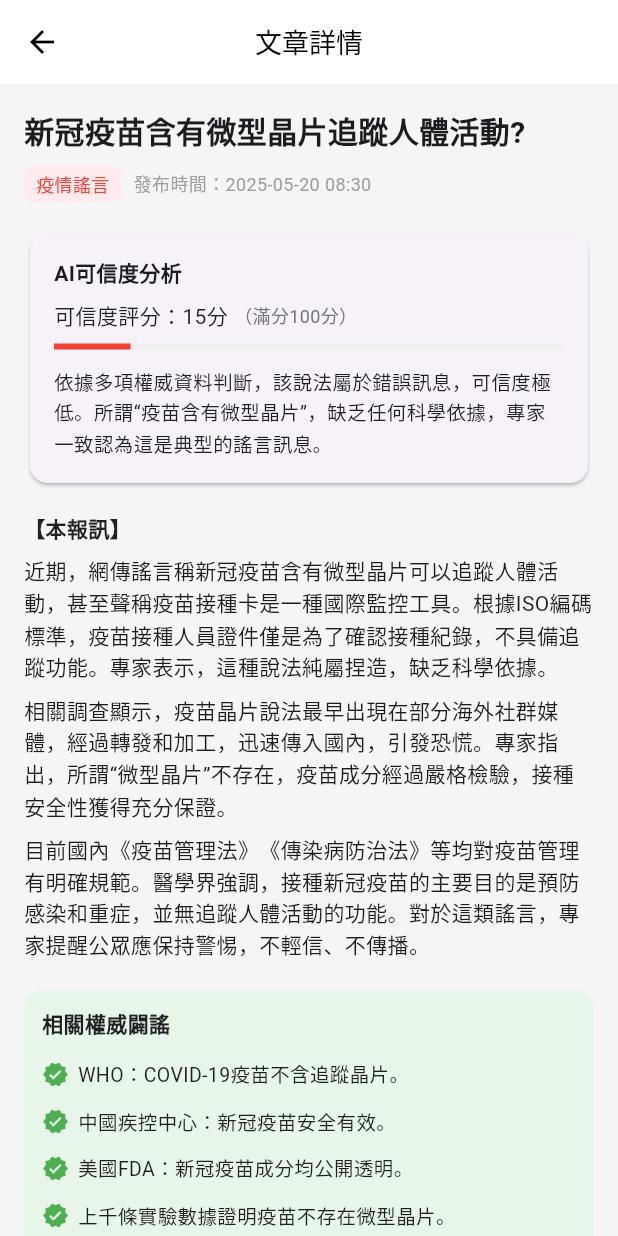
After one commit to chenshuanlin/truthliesdetector, a Flutter app: the screen it shows after launch, after a tap on "全球經濟議題", on a phone screen of 412 x 824 dp. The commit adds this screen. Run offline on Flutter 3.47's test engine with Material 3 defaults, Android fonts, the phone set to English and light mode, and no system bars.

Commit message:
articlepage

```diff
--- /dev/null
+++ b/lib/Article_page.dart
@@ -0,0 +1,194 @@
+import 'package:flutter/material.dart';
+
+class ArticleDetailPage extends StatelessWidget {
+  const ArticleDetailPage({super.key});
+
+  @override
+  Widget build(BuildContext context) {
+    return Scaffold(
+      backgroundColor: Colors.grey[100],
+      appBar: AppBar(
+        backgroundColor: Colors.white,
+        elevation: 0,
+        leading: IconButton(
+          icon: const Icon(Icons.arrow_back, color: Colors.black),
+          onPressed: () => Navigator.pop(context),
+        ),
+        title: const Text(
+          "文章詳情",
+          style: TextStyle(color: Colors.black, fontSize: 18),
+        ),
+        centerTitle: true,
+      ),
+      body: SingleChildScrollView(
+        padding: const EdgeInsets.all(16),
+        child: Column(
+          crossAxisAlignment: CrossAxisAlignment.start,
+          children: [
+            const Text(
+              "新冠疫苗含有微型晶片追蹤人體活動?",
+              style: TextStyle(fontSize: 20, fontWeight: FontWeight.bold),
+            ),
+            const SizedBox(height: 8),
+            Row(
+              children: [
+                Container(
+                  padding:
+                  const EdgeInsets.symmetric(horizontal: 8, vertical: 4),
+                  decoration: BoxDecoration(
+                    color: Colors.red[50],
+                    borderRadius: BorderRadius.circular(6),
+                  ),
+                  child: const Text(
+                    "疫情謠言",
+                    style: TextStyle(color: Colors.red, fontSize: 12),
+                  ),
+                ),
+                const SizedBox(width: 8),
+                const Text("發布時間：2025-05-20 08:30",
+                    style: TextStyle(fontSize: 12, color: Colors.grey)),
+              ],
+            ),
+            const SizedBox(height: 16),
+
+            // AI可信度卡片
+            Card(
+              shape: RoundedRectangleBorder(
+                borderRadius: BorderRadius.circular(12),
+              ),
+              child: Padding(
+                padding: const EdgeInsets.all(16),
+                child: Column(
+                  crossAxisAlignment: CrossAxisAlignment.start,
+                  children: [
+                    const Text(
+                      "AI可信度分析",
+                      style:
+                      TextStyle(fontSize: 14, fontWeight: FontWeight.bold),
+                    ),
+                    const SizedBox(height: 8),
+                    Row(
+                      children: [
+                        const Text(
+                          "可信度評分：15分",
+                          style: TextStyle(fontSize: 14, color: Colors.black87),
+                        ),
+                        const SizedBox(width: 4),
+                        Text(
+                          "（滿分100分）",
+                          style:
+                          TextStyle(fontSize: 12, color: Colors.grey[600]),
+                        ),
+                      ],
+                    ),
+                    const SizedBox(height: 8),
+                    LinearProgressIndicator(
+                      value: 0.15,
+                      backgroundColor: Colors.grey[200],
+                      valueColor:
+                      const AlwaysStoppedAnimation<Color>(Colors.red),
+                    ),
+                    const SizedBox(height: 12),
+                    const Text(
+                      "依據多項權威資料判斷，該說法屬於錯誤訊息，可信度極低。所謂“疫苗含有微型晶片”，缺乏任何科學依據，專家一致認為這是典型的謠言訊息。",
+                      style: TextStyle(fontSize: 13, color: Colors.black87, height: 1.5),
+                    ),
+                  ],
+                ),
+              ),
+            ),
+
+            const SizedBox(height: 16),
+            const Text(
+              "【本報訊】",
+              style: TextStyle(
+                fontSize: 14,
+                fontWeight: FontWeight.bold,
+                color: Colors.black87,
+              ),
+            ),
+            const SizedBox(height: 8),
+            const Text(
+              "近期，網傳謠言稱新冠疫苗含有微型晶片可以追蹤人體活動，甚至聲稱疫苗接種卡是一種國際監控工具。根據ISO編碼標準，疫苗接種人員證件僅是為了確認接種紀錄，不具備追蹤功能。專家表示，這種說法純屬捏造，缺乏科學依據。",
+              style: TextStyle(fontSize: 14, height: 1.5),
+            ),
+            const SizedBox(height: 8),
+            const Text(
+              "相關調查顯示，疫苗晶片說法最早出現在部分海外社群媒體，經過轉發和加工，迅速傳入國內，引發恐慌。專家指出，所謂“微型晶片”不存在，疫苗成分經過嚴格檢驗，接種安全性獲得充分保證。",
+              style: TextStyle(fontSize: 14, height: 1.5),
+            ),
+            const SizedBox(height: 8),
+            const Text(
+              "目前國內《疫苗管理法》《傳染病防治法》等均對疫苗管理有明確規範。醫學界強調，接種新冠疫苗的主要目的是預防感染和重症，並無追蹤人體活動的功能。對於這類謠言，專家提醒公眾應保持警惕，不輕信、不傳播。",
+              style: TextStyle(fontSize: 14, height: 1.5),
+            ),
+
+            const SizedBox(height: 20),
+            Container(
+              width: double.infinity,
+              padding: const EdgeInsets.all(12),
+              decoration: BoxDecoration(
+                color: Colors.green[50],
+                borderRadius: BorderRadius.circular(12),
+              ),
+              child: Column(
+                crossAxisAlignment: CrossAxisAlignment.start,
+                children: [
+                  const Text(
+                    "相關權威闢謠",
+                    style: TextStyle(
+                        fontSize: 14,
+                        fontWeight: FontWeight.bold,
+                        color: Colors.black87),
+                  ),
+                  const SizedBox(height: 8),
+                  _buildFactItem("WHO：COVID-19疫苗不含追蹤晶片。"),
+                  _buildFactItem("中國疾控中心：新冠疫苗安全有效。"),
+                  _buildFactItem("美國FDA：新冠疫苗成分均公開透明。"),
+                  _buildFactItem("上千條實驗數據證明疫苗不存在微型晶片。"),
+                ],
+              ),
+            ),
+
+            const SizedBox(height: 20),
+            Container(
+              width: double.infinity,
+              padding: const EdgeInsets.all(12),
+              decoration: BoxDecoration(
+                color: Colors.grey[100],
+                borderRadius: BorderRadius.circular(12),
+                border: Border.all(color: Colors.grey[300]!),
+              ),
+              child: Row(
+                mainAxisAlignment: MainAxisAlignment.spaceAround,
+                children: const [
+                  Icon(Icons.thumb_up_alt_outlined, color: Colors.grey),
+                  Icon(Icons.star_border, color: Colors.grey),
+                  Icon(Icons.share_outlined, color: Colors.grey),
+                ],
+              ),
+            ),
+          ],
+        ),
+      ),
+    );
+  }
+
+  Widget _buildFactItem(String text) {
+    return Padding(
+      padding: const EdgeInsets.symmetric(vertical: 6),
+      child: Row(
+        children: [
+          const Icon(Icons.verified, color: Colors.green, size: 18),
+          const SizedBox(width: 6),
+          Expanded(
+            child: Text(
+              text,
+              style: const TextStyle(fontSize: 13, color: Colors.black87),
+            ),
+          )
+        ],
+      ),
+    );
+  }
+}
--- a/lib/home_page.dart
+++ b/lib/home_page.dart
@@ -1,4 +1,5 @@
 import 'package:flutter/material.dart';
+import 'Article_page.dart'; // ✅ 改成你的 ArticleDetailPage 檔案
 
 class HomePage extends StatefulWidget {
   const HomePage({super.key});
@@ -77,6 +78,14 @@ class _HomePageState extends State<HomePage> with TickerProviderStateMixin {
               borderRadius: BorderRadius.circular(16),
             ),
             elevation: 2,
+            child: InkWell(
+              borderRadius: BorderRadius.circular(16),
+              onTap: () {
+                Navigator.push(
+                  context,
+                  MaterialPageRoute(builder: (_) => const ArticleDetailPage()),
+                );
+              },
               child: Padding(
                 padding: const EdgeInsets.all(16),
                 child: Column(
@@ -92,7 +101,8 @@ class _HomePageState extends State<HomePage> with TickerProviderStateMixin {
                             borderRadius: BorderRadius.circular(8),
                           ),
                           child: Text("#1",
-                            style: TextStyle(color: mainGreen, fontSize: 14)),
+                              style:
+                              TextStyle(color: mainGreen, fontSize: 14)),
                         ),
                         const SizedBox(width: 8),
                         const Expanded(
@@ -108,6 +118,7 @@ class _HomePageState extends State<HomePage> with TickerProviderStateMixin {
                       style: TextStyle(color: Colors.black54, fontSize: 14),
                     ),
                   ],
+                ),
               ),
             ),
           ),
@@ -210,7 +221,17 @@ class _HomePageState extends State<HomePage> with TickerProviderStateMixin {
       itemCount: items.length,
       separatorBuilder: (context, index) => const SizedBox(width: 12),
       itemBuilder: (context, index) {
-        return _buildRecommendCard(items[index]["title"]!, items[index]["count"]!);
+        return InkWell(
+          borderRadius: BorderRadius.circular(16),
+          onTap: () {
+            Navigator.push(
+              context,
+              MaterialPageRoute(builder: (_) => const ArticleDetailPage()),
+            );
+          },
+          child: _buildRecommendCard(
+              items[index]["title"]!, items[index]["count"]!),
+        );
       },
     );
   }
@@ -229,7 +250,9 @@ class _HomePageState extends State<HomePage> with TickerProviderStateMixin {
         children: [
           Text(title,
               style: const TextStyle(
-                  fontSize: 16, fontWeight: FontWeight.bold, color: Colors.black54)),
+                  fontSize: 16,
+                  fontWeight: FontWeight.bold,
+                  color: Colors.black54)),
           const Spacer(),
           Text(count, style: const TextStyle(color: Colors.black54)),
         ],
@@ -244,6 +267,12 @@ class _HomePageState extends State<HomePage> with TickerProviderStateMixin {
       elevation: 1,
       shape: RoundedRectangleBorder(borderRadius: BorderRadius.circular(12)),
       child: ListTile(
+        onTap: () {
+          Navigator.push(
+            context,
+            MaterialPageRoute(builder: (_) => const ArticleDetailPage()),
+          );
+        },
         leading: Container(
           width: 14,
           height: 14,
```
Lines whose indentation alone changed are shown as unchanged.
